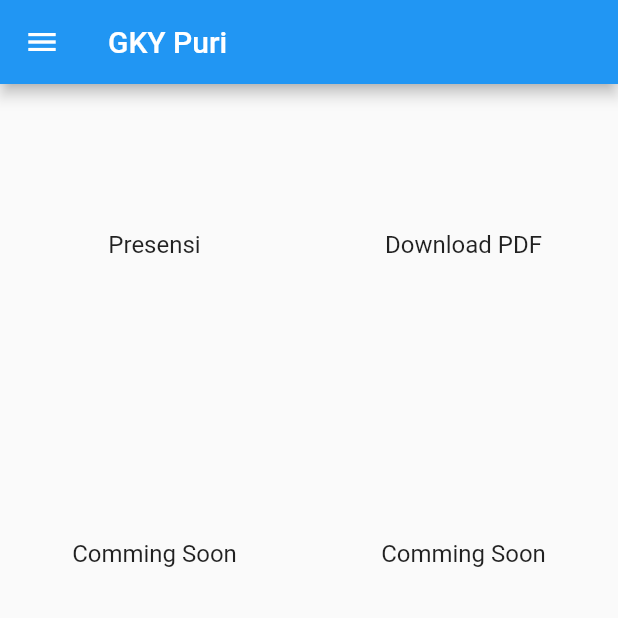
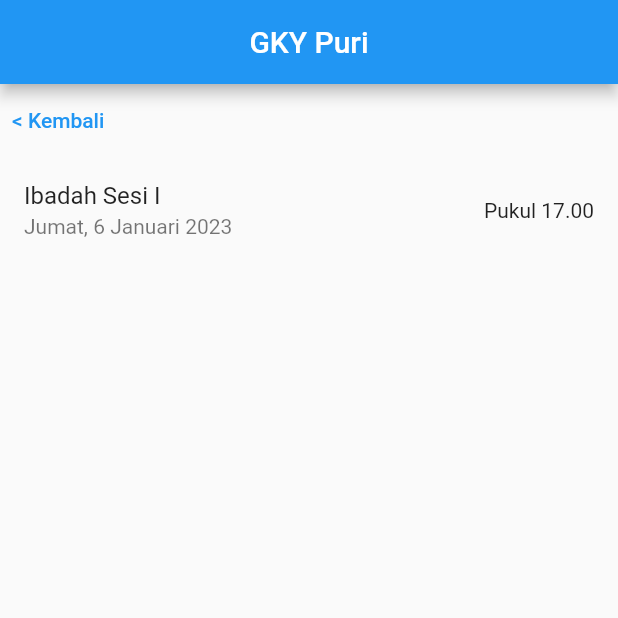
Before and after one commit to vincentsukamto/gky_project, a Flutter app: the screen it shows after launch, after a tap on "Presensi", on a phone screen of 412 x 824 dp, the top half of it. Run offline on Flutter 3.47's test engine with Material 2 defaults, Android fonts, the phone set to English and light mode, and no system bars.

```diff
--- a/lib/main.dart
+++ b/lib/main.dart
@@ -1,87 +1,19 @@
 import 'package:flutter/cupertino.dart';
 import 'package:flutter/material.dart';
+import 'pages/home_page.dart';
 
 void main(List<String> args) {
   runApp(myApp());
 }
 
 class myApp extends StatelessWidget {
-  List<Text> menuList = [
-      Text("Presensi"),
-      Text("Download PDF"),
-      Text("Comming Soon"),
-      Text("Comming Soon"),
-  ];
+  const myApp({super.key});
+
   @override
   Widget build(BuildContext context) {
-
     return MaterialApp(
       debugShowCheckedModeBanner: false,
-      home: Scaffold(
-        appBar: AppBar(
-          title: Text("GKY Puri"),
-          backgroundColor: Colors.blue,
-        ),
-        drawer: Drawer(
-          child: SafeArea(
-            child:Column(
-              children: [
-                ListTile(
-                  title: Text("Menu"),
-                  leading: Icon(Icons.home), //add icon
-                      onTap: (){
-                        //action on press
-                      },
-                ),
-                ExpansionTile(
-                  title: Text("Ibadah"),
-                  leading: Icon(Icons.church), //add icon
-                  childrenPadding: EdgeInsets.only(left:60), //children padding
-                  children: [
-                    ListTile(
-                      title: Text("Child Category 1"),
-                        onTap: (){
-                            //action on press
-                        },
-                    ),
-
-                    ListTile(
-                      title: Text("Child Category 2"),
-                      onTap: (){
-                        //action on press
-                      },
-                    ),
-                  ],
-                ),
-                ListTile(
-                  title: Text("Logout"),
-                  leading: Icon(Icons.logout), //add icon
-                      onTap: (){
-                        //action on press
-                      },
-                ),
-              ],
-            )
-          ),
-        ),
-        // BODY
-        body:
-            GridView.count(
-              crossAxisCount: 2,
-              children: List.generate(4, (index) {
-                return ListTile(
-                  title: Center(
-                    child:
-                    menuList[index],
-                  ),
-                  onTap: (){
-                    //action on press
-                  },
-                );
-              }),
-            ),
-
-      ),
+      home: HomePage(),
     );
   }
 }
--- /dev/null
+++ b/lib/pages/home_page.dart
@@ -0,0 +1,60 @@
+import 'package:flutter/cupertino.dart';
+import 'package:flutter/material.dart';
+import 'package:gky_project/pages/presensi_ibadah.dart';
+
+class HomePage extends StatelessWidget {
+  List<Text> menuList = [
+      const Text("Presensi"),
+      const Text("Download PDF"),
+      const Text("Comming Soon"),
+      const Text("Comming Soon"),
+  ];
+  @override
+  Widget build(BuildContext context) {
+
+    return MaterialApp(
+      debugShowCheckedModeBanner: false,
+      home: Scaffold(
+        appBar: AppBar(
+          centerTitle: true,
+          title: Text("GKY Puri"),
+          backgroundColor: Colors.blue,
+        ),
+        // BODY
+        body: GridView.count(
+          crossAxisCount: 2,
+          children: List.generate(4, (index) {
+            return ListTile(
+              title: Center(
+                child: menuList[index],
+              ),
+              onTap: (){
+                Navigator.of(context).push(
+                  MaterialPageRoute(builder: (context) {
+                    return PresensiIbadah();
+                  }),
+                );
+              },
+            );
+          }),
+        ),
+        bottomNavigationBar: BottomNavigationBar(
+          items: const <BottomNavigationBarItem>[
+            BottomNavigationBarItem(
+              icon: Icon(Icons.notifications_none),
+              label: 'Notifikasi',
+            ),
+            BottomNavigationBarItem(
+              icon: Icon(Icons.qr_code_2_rounded),
+              label: 'Scan QR',
+            ),
+            BottomNavigationBarItem(
+              icon: Icon(Icons.account_circle_outlined),
+              label: 'Profile',
+            ),
+          ],
+        ),
+      ),
+    );
+  }
+}
--- /dev/null
+++ b/lib/pages/presensi_ibadah.dart
@@ -0,0 +1,62 @@
+import 'package:flutter/cupertino.dart';
+import 'package:flutter/material.dart';
+import 'package:gky_project/pages/home_page.dart';
+import 'package:gky_project/pages/peserta_ibadah.dart';
+
+class PresensiIbadah extends StatelessWidget {
+  List<Text> menuList = [
+      const Text("Presensi"),
+      const Text("Download PDF"),
+      const Text("Comming Soon"),
+      const Text("Comming Soon"),
+  ];
+  @override
+  Widget build(BuildContext context) {
+
+    return MaterialApp(
+      debugShowCheckedModeBanner: false,
+      home: Scaffold(
+        appBar: AppBar(
+          centerTitle: true,
+          title: Text("GKY Puri"),
+          backgroundColor: Colors.blue,
+        ),
+        // BODY
+        body: ListView(
+          children: [
+            Column(
+              children: [
+                Row(
+                  children: [
+                    TextButton(
+                      onPressed: (){
+                        Navigator.of(context).push(
+                          MaterialPageRoute(builder: (context) {
+                            return HomePage();
+                          }),
+                        );
+                      },
+                      child: Text("< Kembali")
+                    ),
+                  ],
+                )
+              ],
+            ),
+            ListTile(
+              title: Text("Ibadah Sesi I"),
+              subtitle: Text("Jumat, 6 Januari 2023"),
+              trailing: Text("Pukul 17.00"),
+              onTap: () {
+                Navigator.of(context).push(
+                  MaterialPageRoute(builder: (context) {
+                    return PesertaIbadah();
+                  }),
+                );
+              },
+            ),
+          ],
+        ),
+      ),
+    );
+  }
+}
```
Also changed, not shown: lib/pages/peserta_ibadah.dart (added, +113 -0 lines), 1 other file.
